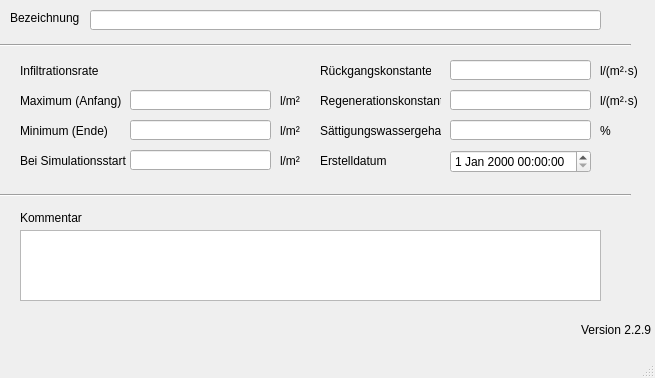
hoettges/QKan, file qkan/database/templates/bodenklassen.ui: the form before one commit.
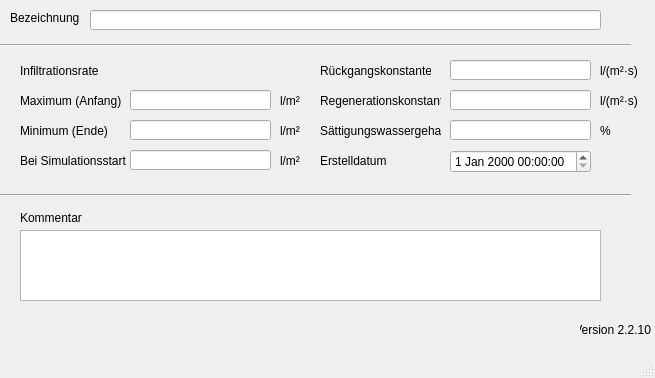
The form after the commit. Custom widgets are drawn as their Qt base class.

The edit to the form file:
```diff
--- a/qkan/database/templates/bodenklassen.ui
+++ b/qkan/database/templates/bodenklassen.ui
@@ -354,7 +354,7 @@
      <string>Version QKan Import</string>
     </property>
     <property name="text">
-     <string>Version 2.2.9</string>
+     <string>Version 2.2.10</string>
     </property>
     <property name="alignment">
      <set>Qt::AlignRight|Qt::AlignTrailing|Qt::AlignVCenter</set>
```
